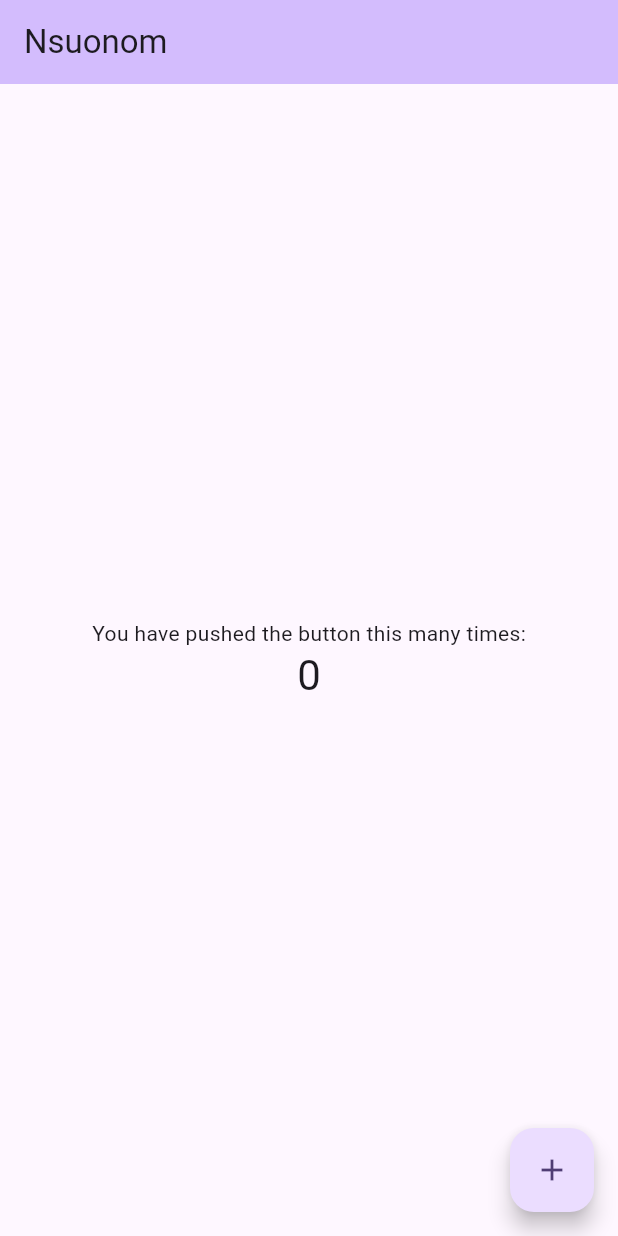
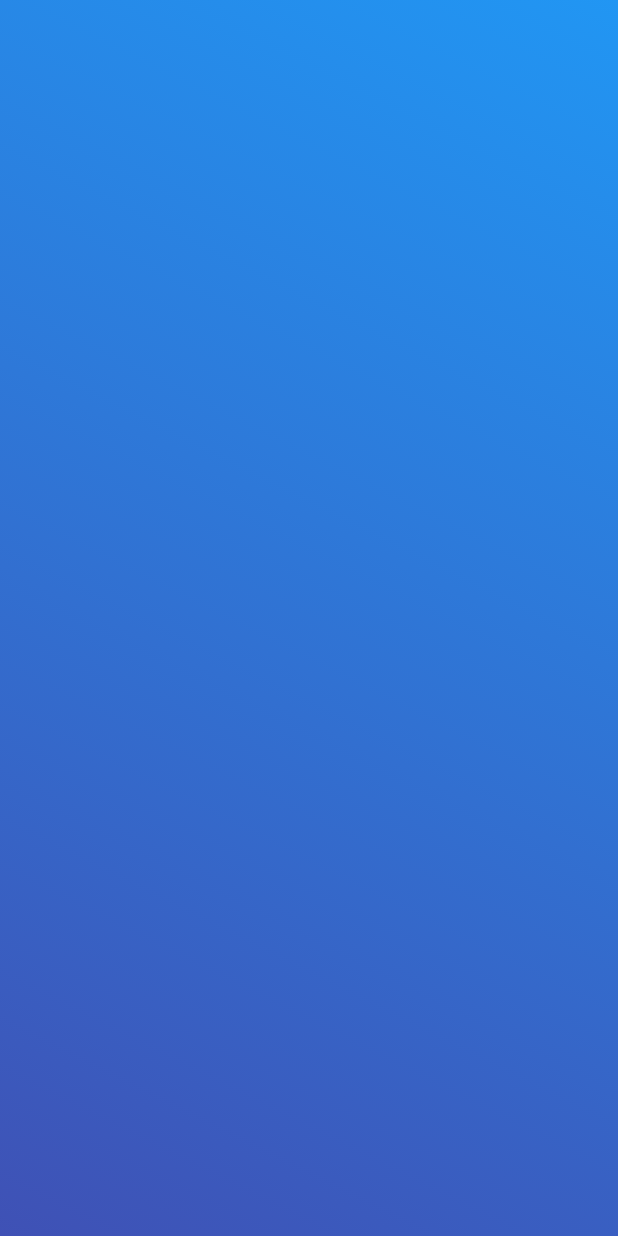
Before and after one commit to kwesinavilot/nsuo_nom, a Flutter app: the screen it shows after launch, on a phone screen of 412 x 824 dp. Run offline on Flutter 3.47's test engine with Material 3 defaults, Android fonts, the phone set to English and light mode, and no system bars.

Commit message:
Added Splash Screen

```diff
--- a/lib/app.dart
+++ b/lib/app.dart
@@ -13,7 +13,7 @@ class App extends StatelessWidget {
         colorScheme: ColorScheme.fromSeed(seedColor: Colors.deepPurple),
         useMaterial3: true,
       ),
-      home: const HomeScreen(title: 'Nsuonom'),
+      home: const HomeScreen(),
     );
   }
 }
--- a/lib/main.dart
+++ b/lib/main.dart
@@ -1,15 +1,15 @@
 import 'package:flutter/material.dart';
-import 'package:nsuo_nom/screens/homescreen.dart';
+import 'package:nsuo_nom/screens/splashscreen.dart';
 
 void main() {
   runApp(
     MaterialApp(
       title: 'Nsuonum',
       theme: ThemeData(
-        colorScheme: ColorScheme.fromSeed(seedColor: Colors.deepPurple),
+        colorScheme: ColorScheme.fromSeed(seedColor: Colors.blue),
         useMaterial3: true,
       ),
-      home: const HomeScreen(title: 'Nsuonom'),
+      home: const SplashScreen(),
     ),
   );
 }
--- a/lib/screens/homescreen.dart
+++ b/lib/screens/homescreen.dart
@@ -1,49 +1,13 @@
 import 'package:flutter/material.dart';
 
-class HomeScreen extends StatefulWidget {
-  const HomeScreen({super.key, required this.title});
-
-  final String title;
-
-  @override
-  State<HomeScreen> createState() => _HomeScreenState();
-}
-
-class _HomeScreenState extends State<HomeScreen> {
-  int _counter = 0;
-
-  void _incrementCounter() {
-    setState(() {
-      _counter++;
-    });
-  }
+class HomeScreen extends StatelessWidget {
+  const HomeScreen({super.key});
 
   @override
   Widget build(BuildContext context) {
     return Scaffold(
-      appBar: AppBar(
-        backgroundColor: Theme.of(context).colorScheme.inversePrimary,
-        title: Text(widget.title),
-      ),
-      body: Center(
-        child: Column(
-          mainAxisAlignment: MainAxisAlignment.center,
-          children: <Widget>[
-            const Text(
-              'You have pushed the button this many times:',
-            ),
-            Text(
-              '$_counter',
-              style: Theme.of(context).textTheme.headlineMedium,
-            ),
-          ],
-        ),
-      ),
-      floatingActionButton: FloatingActionButton(
-        onPressed: _incrementCounter,
-        tooltip: 'Increment',
-        child: const Icon(Icons.add),
-      ), // This trailing comma makes auto-formatting nicer for build methods.
+      appBar: AppBar(title: const Text("Nsuonom")),
+      body: Center(child: const Text("Drink lots of water")),
     );
   }
 }
--- /dev/null
+++ b/lib/screens/splashscreen.dart
@@ -0,0 +1,28 @@
+import 'package:flutter/material.dart';
+
+class SplashScreen extends StatefulWidget {
+  const SplashScreen({super.key});
+
+  @override
+  State<SplashScreen> createState() => _SplashScreenState();
+}
+
+class _SplashScreenState extends State<SplashScreen> {
+  @override
+  Widget build(BuildContext context) {
+    return Scaffold(
+      body: Container(
+        width: double.infinity,
+        decoration: const BoxDecoration(
+          gradient: LinearGradient(
+            colors: [Colors.blue, Colors.indigo],
+            begin: Alignment.topRight,
+            end: Alignment.bottomLeft,
+          ),
+        ),
+
+        child: const Column(),
+      ),
+    );
+  }
+}
```
